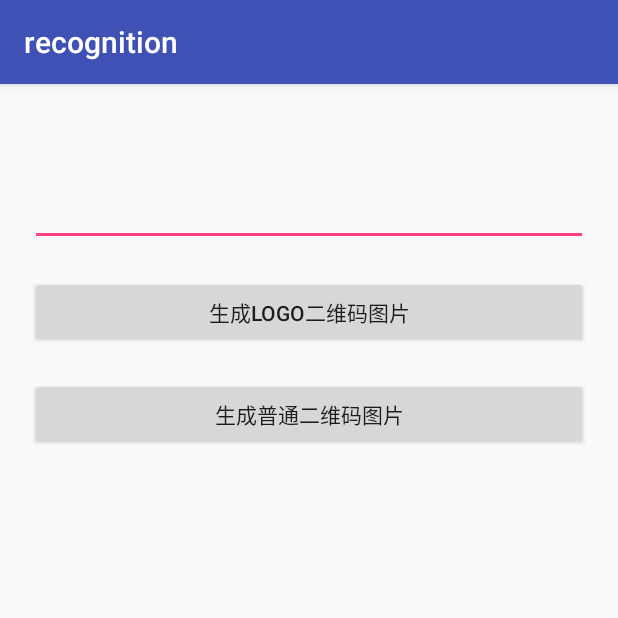
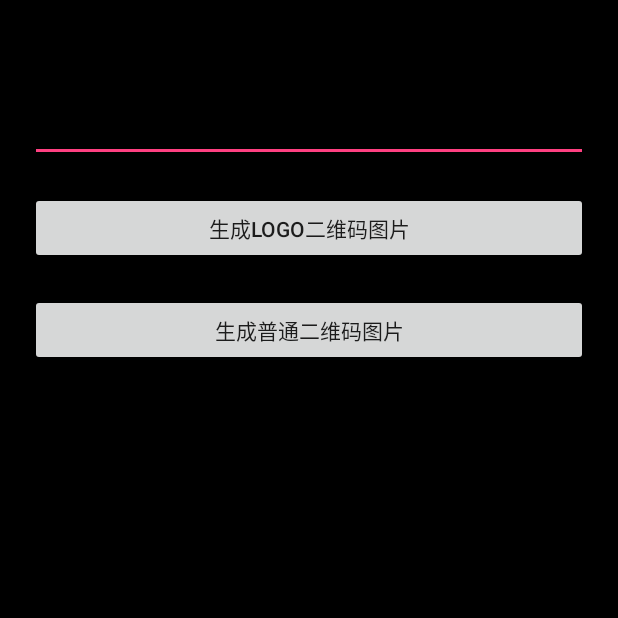
Before and after one commit to HelloSinger/shicaisuyuan, an Android app: the ThreeActivity screen opened directly, with no data from a screen before it, on a phone screen of 412 x 824 dp, the top half of it. Run offline under Robolectric (Android 15) with nearby library versions, the phone set to English and light mode, and no system bars.

Commit message:
界面修改

```diff
--- a/app/src/main/res/values/colors.xml
+++ b/app/src/main/res/values/colors.xml
@@ -3,6 +3,6 @@
     <color name="colorPrimary">#3F51B5</color>
     <color name="colorPrimaryDark">#303F9F</color>
     <color name="colorAccent">#FF4081</color>
-
+    <color name="contents_text">#ff000000</color>
     <color name="scan_corner_color">#0effc2</color>
 </resources>
--- a/app/src/main/res/values/styles.xml
+++ b/app/src/main/res/values/styles.xml
@@ -6,6 +6,10 @@
         <item name="colorPrimary">@color/colorPrimary</item>
         <item name="colorPrimaryDark">@color/colorPrimaryDark</item>
         <item name="colorAccent">@color/colorAccent</item>
+        <item name="windowNoTitle">true</item>
+        <item name="android:windowActionBar">false</item>
+        <item name="android:windowIsTranslucent">false</item>
+        <item name="android:windowBackground">@color/contents_text</item>
     </style>
 
     <style name="AppTheme.NoActionBar">
--- a/lib-zxing/src/main/res/values/styles.xml
+++ b/lib-zxing/src/main/res/values/styles.xml
@@ -1,7 +1,7 @@
 <resources xmlns:tools="http://schemas.android.com/tools">
 
     <!-- Base application theme. -->
-    <style name="AppTheme" parent="Theme.AppCompat.Light.DarkActionBar">
+    <style name="AppTheme" parent="AppTheme">
         <!-- Customize your theme here. -->
         <item name="colorPrimary">@color/colorPrimary</item>
         <item name="colorPrimaryDark">@color/colorPrimaryDark</item>
@@ -11,6 +11,7 @@
         <item name="android:windowIsTranslucent">true</item>
         <item name="android:windowBackground">@null</item>
     </style>
+
     <style name="AppTheme1" parent="AppTheme">
         <item name="android:windowNoTitle">true</item>
         <!-- All customizations that are NOT specific to a particular API-level can go here. -->
```
